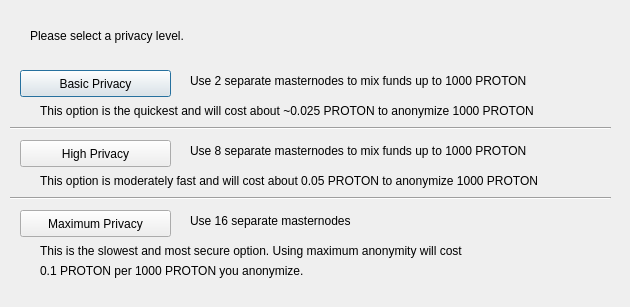
reefcoin-io/reefcoin-1, file src/qt/forms/darksendconfig.ui: the form before one commit.
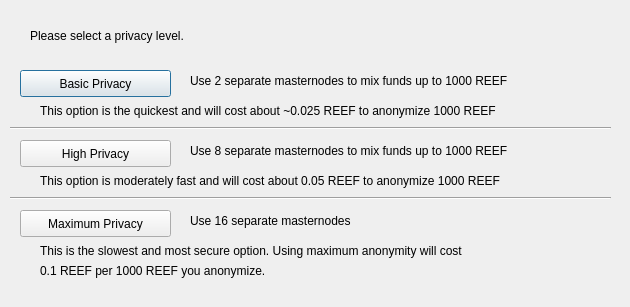
The form after the commit.

```diff
--- a/src/qt/forms/darksendconfig.ui
+++ b/src/qt/forms/darksendconfig.ui
@@ -75,7 +75,7 @@
     </rect>
    </property>
    <property name="text">
-    <string>Use 2 separate masternodes to mix funds up to 1000 PROTON</string>
+    <string>Use 2 separate masternodes to mix funds up to 1000 REEF</string>
    </property>
   </widget>
   <widget class="QLabel" name="label_3">
@@ -88,7 +88,7 @@
     </rect>
    </property>
    <property name="text">
-    <string>Use 8 separate masternodes to mix funds up to 1000 PROTON</string>
+    <string>Use 8 separate masternodes to mix funds up to 1000 REEF</string>
    </property>
   </widget>
   <widget class="QLabel" name="label_4">
@@ -114,7 +114,7 @@
     </rect>
    </property>
    <property name="text">
-    <string>This option is the quickest and will cost about ~0.025 PROTON to anonymize 1000 PROTON</string>
+    <string>This option is the quickest and will cost about ~0.025 REEF to anonymize 1000 REEF</string>
    </property>
   </widget>
   <widget class="QLabel" name="label_7">
@@ -127,7 +127,7 @@
     </rect>
    </property>
    <property name="text">
-    <string>This option is moderately fast and will cost about 0.05 PROTON to anonymize 1000 PROTON</string>
+    <string>This option is moderately fast and will cost about 0.05 REEF to anonymize 1000 REEF</string>
    </property>
   </widget>
   <widget class="QLabel" name="label_8">
@@ -153,7 +153,7 @@
     </rect>
    </property>
    <property name="text">
-    <string>0.1 PROTON per 1000 PROTON you anonymize.</string>
+    <string>0.1 REEF per 1000 REEF you anonymize.</string>
    </property>
   </widget>
   <widget class="Line" name="line">
```
